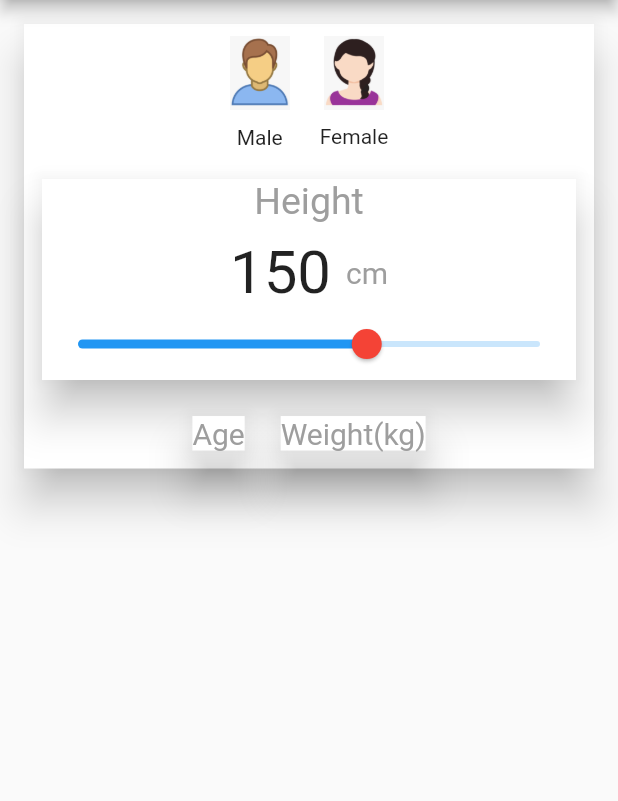
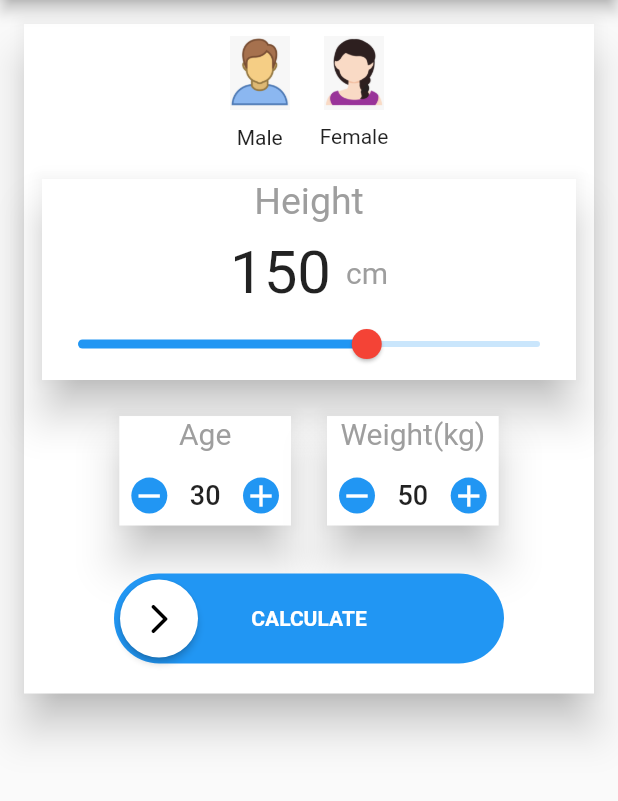
Before and after one commit to Nayemuzzaman/bmi_calculator_flutter, a Flutter app: the screen it shows after launch, on a phone screen of 412 x 824 dp, the part 84-885 px from its top. Run offline on Flutter 3.47's test engine with Material 2 defaults, Android fonts, the phone set to English and light mode, and no system bars; drawn by our look-alikes of swipeable_button_view; our stand-ins replace page_transition, share_plus; missing offline and left inert: flutter_3d_choice_chip, pretty_gauge.

Commit message:
BMI full

```diff
--- a/lib/screens/home_screen.dart
+++ b/lib/screens/home_screen.dart
@@ -1,7 +1,13 @@
+import 'dart:math';
+
+import 'package:bmi_calculator_flutter/screens/score_screen.dart';
 import 'package:bmi_calculator_flutter/widgets/age_weight_widget.dart';
 import 'package:bmi_calculator_flutter/widgets/gender_widget.dart';
 import 'package:bmi_calculator_flutter/widgets/height_widget.dart';
 import 'package:flutter/material.dart';
+import 'package:swipeable_button_view/swipeable_button_view.dart';
+import 'package:page_transition/page_transition.dart';
+
 
 class HomeScreen extends StatefulWidget {
   const HomeScreen({Key? key}) : super(key: key);
@@ -15,6 +21,8 @@ class _HomeScreenState extends State<HomeScreen> {
   int _height = 150;
   int _age = 30;
   int _weight = 50;
+  bool _isFinished = false;
+  double _bmiScore = 0;
 
   @override
   Widget build(BuildContext context) {
@@ -49,8 +57,7 @@ class _HomeScreenState extends State<HomeScreen> {
                         title: "Age",
                         initValue: 30,
                         min: 0,
-                      max: 100
-                     ),
+                        max: 100),
                     AgeWeightWidget(
                         onChange: (weightVal) {
                           _weight = weightVal;
@@ -58,11 +65,44 @@ class _HomeScreenState extends State<HomeScreen> {
                         title: "Weight(kg)",
                         initValue: 50,
                         min: 0,
-                      max: 200
+                        max: 200),
+                  ],
                 ),
-
-                  ],
+                Padding(
+                  padding:
+                      const EdgeInsets.symmetric(vertical: 20, horizontal: 60),
+                  child: SwipeableButtonView(
+                    isFinished: _isFinished,
+                    onFinish: () async {
+                      await Navigator.push(
+                        context,
+                        PageTransition(
+                          child: ScoreScreen(
+                            bmiScore: _bmiScore,
+                            age: _age,
+                          ), type: PageTransitionType.fade
                         )
+                      );
+                      setState(() {
+                        _isFinished = false;
+                      });
+                    },
+                    activeColor: Colors.blue,
+                    buttonText: 'CALCULATE',
+                    buttonWidget: const Icon(
+                      Icons.arrow_forward_ios_rounded,
+                      color: Colors.black,
+                    ),
+                    onWaitingProcess: () {
+                      calculateBmi();
+                      Future.delayed(Duration(seconds: 1), () {
+                        setState(() {
+                          _isFinished = true;
+                        });
+                      });
+                    },
+                  ),
+                ),
               ],
             ),
           ),
@@ -70,4 +110,8 @@ class _HomeScreenState extends State<HomeScreen> {
       ),
     );
   }
+
+  void calculateBmi() {
+    _bmiScore = _weight / pow(_height / 100, 2);
   }
+}
--- a/lib/widgets/age_weight_widget.dart
+++ b/lib/widgets/age_weight_widget.dart
@@ -25,6 +25,12 @@ class _AgeWeightWidgetState extends State<AgeWeightWidget> {
   int counter = 0;
 
   @override
+  void initState() {
+    super.initState();
+    counter = widget.initValue;
+  }
+
+  @override
   Widget build(BuildContext context) {
     return Padding(
       padding: const EdgeInsets.all(8.0),
@@ -37,6 +43,67 @@ class _AgeWeightWidgetState extends State<AgeWeightWidget> {
               widget.title,
               style: const TextStyle(fontSize: 20, color: Colors.grey),
             ),
+            const SizedBox(
+              height: 10,
+            ),
+            Padding(
+              padding: const EdgeInsets.all(8.0),
+              child: Row(
+                children: [
+                  InkWell(
+                    child: const CircleAvatar(
+                      radius: 12,
+                      backgroundColor: Colors.blue,
+                      child: Icon(
+                        Icons.remove,
+                        color: Colors.white,
+                      ),
+                    ),
+                    onTap: () {
+                      setState(() {
+                        if (counter < widget.max) {
+                          counter--;
+                        }
+                      });
+                      widget.onChange(counter);
+                    },
+                  ),
+                  const SizedBox(
+                    width: 15,
+                  ),
+                  Text(
+                    counter.toString(),
+                    textAlign: TextAlign.center,
+                    style: const TextStyle(
+                      color: Colors.black87,
+                      fontSize: 18,
+                      fontWeight: FontWeight.w500,
+                    ),
+                  ),
+                  const SizedBox(
+                    width: 15,
+                  ),
+                  InkWell(
+                    child: const CircleAvatar(
+                      radius: 12,
+                      backgroundColor: Colors.blue,
+                      child: Icon(
+                        Icons.add,
+                        color: Colors.white,
+                      ),
+                    ),
+                    onTap: () {
+                      setState(() {
+                        if (counter < widget.max) {
+                          counter++;
+                        }
+                      });
+                      widget.onChange(counter);
+                    },
+                  ),
+                ],
+              ),
+            ),
           ],
         ),
       ),
--- a/pubspec.yaml
+++ b/pubspec.yaml
@@ -34,6 +34,11 @@ dependencies:
   # Use with the CupertinoIcons class for iOS style icons.
   cupertino_icons: ^1.0.2
   flutter_3d_choice_chip: ^0.1.4
+  swipeable_button_view: ^0.0.2
+  page_transition: ^2.0.5
+  pretty_gauge: ^1.0.1
+  share_plus: ^4.0.4
+
 
 
 dev_dependencies:
```
Also changed, not shown: lib/screens/score_screen.dart (added, +115 -0 lines), pubspec.lock, 5 other files. Lines whose indentation alone changed are shown as unchanged.
